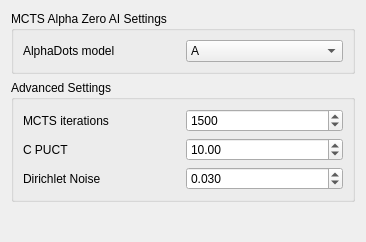
This is src/mctsalphazeroaisettings.ui in ofenrohr/ksquares as Qt 5 draws it before an edit. The edited form follows.
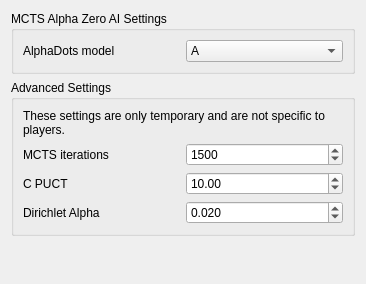
This is the edited form.

What changed in the file:
```diff
--- a/src/mctsalphazeroaisettings.ui
+++ b/src/mctsalphazeroaisettings.ui
@@ -7,7 +7,7 @@
     <x>0</x>
     <y>0</y>
     <width>366</width>
-    <height>242</height>
+    <height>284</height>
    </rect>
   </property>
   <property name="minimumSize">
@@ -56,15 +56,15 @@
       <string>Advanced Settings</string>
      </property>
      <layout class="QGridLayout" name="gridLayout_2">
-      <item row="0" column="0">
+      <item row="1" column="0">
        <widget class="QLabel" name="label_2">
         <property name="text">
          <string>MCTS iterations</string>
         </property>
        </widget>
       </item>
-      <item row="0" column="1">
-       <widget class="QSpinBox" name="spinBox">
+      <item row="1" column="1">
+       <widget class="QSpinBox" name="mctsIterations">
         <property name="minimum">
          <number>1</number>
         </property>
@@ -76,15 +76,15 @@
         </property>
        </widget>
       </item>
-      <item row="1" column="0">
+      <item row="2" column="0">
        <widget class="QLabel" name="label_3">
         <property name="text">
          <string>C PUCT</string>
         </property>
        </widget>
       </item>
-      <item row="1" column="1">
-       <widget class="QDoubleSpinBox" name="doubleSpinBox">
+      <item row="2" column="1">
+       <widget class="QDoubleSpinBox" name="cPUCT">
         <property name="maximum">
          <double>10000.000000000000000</double>
         </property>
@@ -93,15 +93,15 @@
         </property>
        </widget>
       </item>
-      <item row="2" column="0">
+      <item row="3" column="0">
        <widget class="QLabel" name="label_4">
         <property name="text">
-         <string>Dirichlet Noise</string>
+         <string>Dirichlet Alpha</string>
         </property>
        </widget>
       </item>
-      <item row="2" column="1">
-       <widget class="QDoubleSpinBox" name="doubleSpinBox_2">
+      <item row="3" column="1">
+       <widget class="QDoubleSpinBox" name="dirichletNoise">
         <property name="decimals">
          <number>3</number>
         </property>
@@ -112,7 +112,17 @@
          <double>0.010000000000000</double>
         </property>
         <property name="value">
-         <double>0.030000000000000</double>
+         <double>0.020000000000000</double>
+        </property>
+       </widget>
+      </item>
+      <item row="0" column="0" colspan="2">
+       <widget class="QLabel" name="label_5">
+        <property name="text">
+         <string>These settings are only temporary and are not specific to players.</string>
+        </property>
+        <property name="wordWrap">
+         <bool>true</bool>
         </property>
        </widget>
       </item>
```
